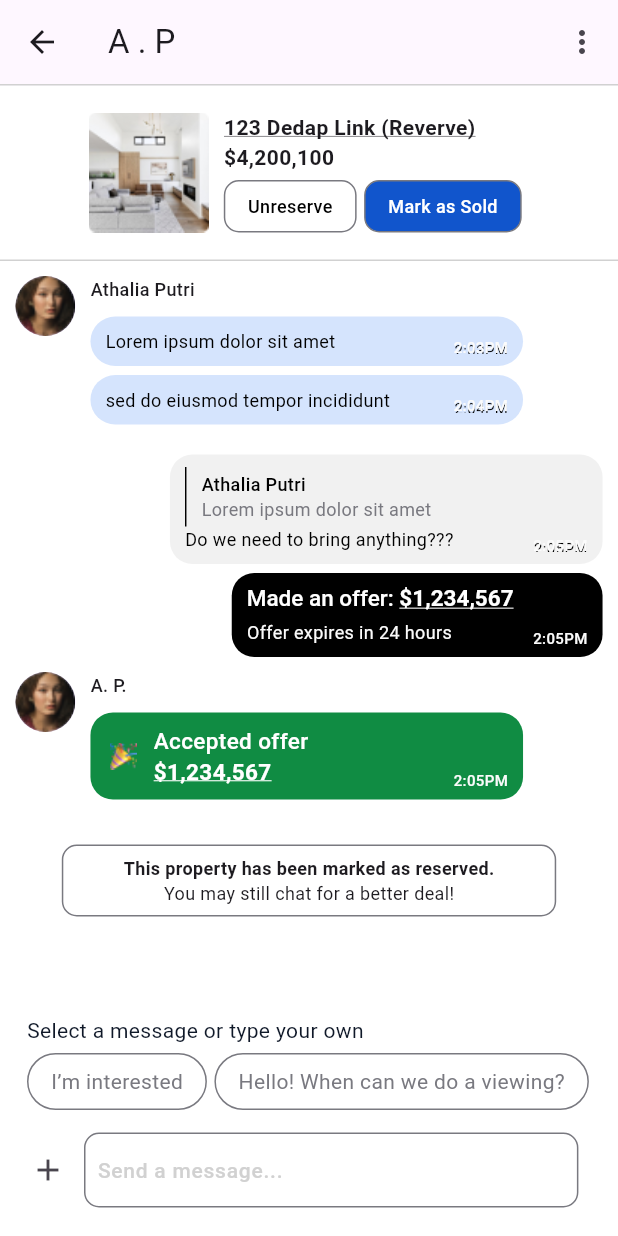
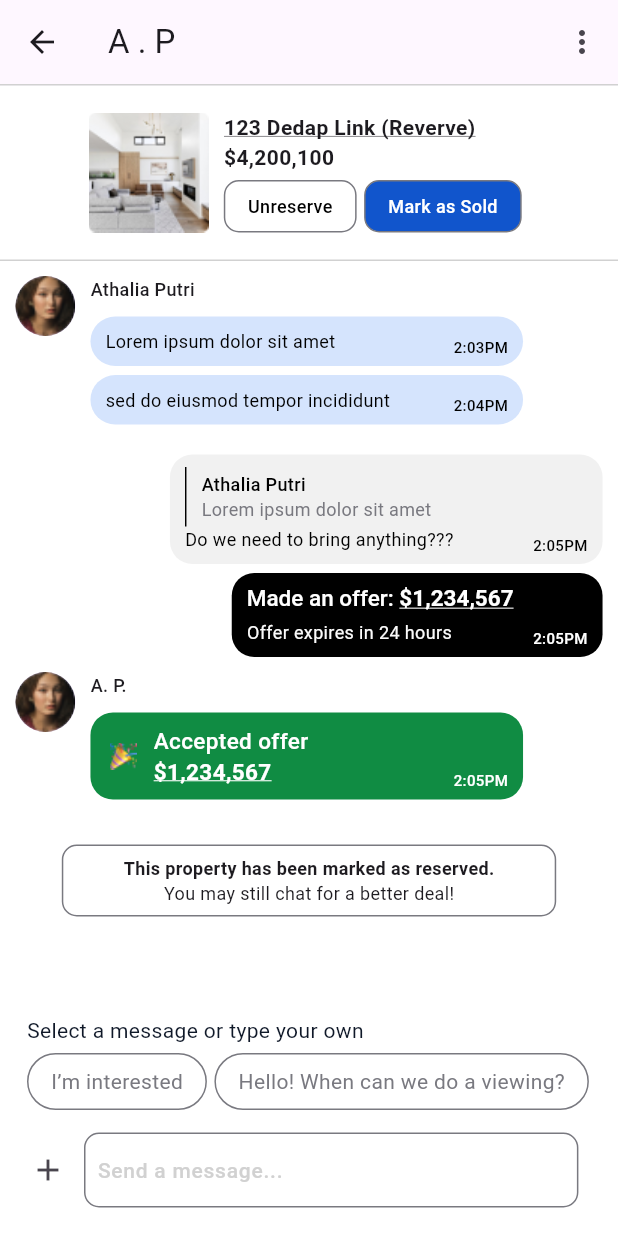
Before and after one commit to VNKaiSer/flutter_test, a Flutter app: the ChatScreen screen opened directly, on a phone screen of 412 x 824 dp. Run offline on Flutter 3.47's test engine with Material 3 defaults, Android fonts, the phone set to English and light mode, and no system bars; Roboto replaces fonts that are missing (Manropeﬁﬁ).

Commit message:
fix(chat): fix time color

```diff
--- a/lib/screens/chat/components/chat_bubble.dart
+++ b/lib/screens/chat/components/chat_bubble.dart
@@ -39,6 +39,7 @@ class ChatBubble extends StatelessWidget {
 
   Widget _buildAcceptedOfferBubble(BuildContext context) {
     return _buildBubbleContainer(
+      timeColor: Colors.white,
       context,
       color: const Color(0xFF108C43),
       child: Row(
@@ -88,6 +89,7 @@ class ChatBubble extends StatelessWidget {
     return _buildBubbleContainer(
       context,
       color: Colors.black,
+      timeColor: Colors.white,
       child: Column(
         crossAxisAlignment: CrossAxisAlignment.start,
         children: [
@@ -129,8 +131,7 @@ class ChatBubble extends StatelessWidget {
   }
 
   Widget _buildNormalMessageBubble(BuildContext context) {
-    return _buildBubbleContainer(
-      context,
+    return _buildBubbleContainer(context,
         color:
             (isMe ?? false) ? const Color(0xFFF1F1F1) : const Color(0xFFD5E4FD),
         borderRadius: (isReply ?? false)
@@ -145,7 +146,7 @@ class ChatBubble extends StatelessWidget {
           ],
         ),
         time: time,
-    );
+        timeColor: Colors.black);
   }
 
   Widget _buildReplyMessage() {
@@ -193,20 +194,6 @@ class ChatBubble extends StatelessWidget {
             ),
           ),
         ),
-        const SizedBox(width: 8),
-        Align(
-          alignment: Alignment.bottomRight,
-          child: Transform.translate(
-            offset: const Offset(0, 4),
-            child: Text(
-              time,
-              style: const TextStyle(
-                color: Colors.black,
-                fontSize: 10,
-              ),
-            ),
-          ),
-        ),
       ],
     );
   }
@@ -217,6 +204,7 @@ class ChatBubble extends StatelessWidget {
     required Color color,
     BorderRadius? borderRadius,
     required String time,
+    required Color timeColor,
   }) {
     Size size = MediaQuery.of(context).size;
     return Container(
@@ -238,8 +226,8 @@ class ChatBubble extends StatelessWidget {
             right: 0,
             child: Text(
               time,
-              style: const TextStyle(
-                color: Color(0xFFFBFBFB),
+              style: TextStyle(
+                color: timeColor,
                 fontSize: 10,
                 fontWeight: FontWeight.w500,
               ),
```
Lines whose indentation alone changed are shown as unchanged.
